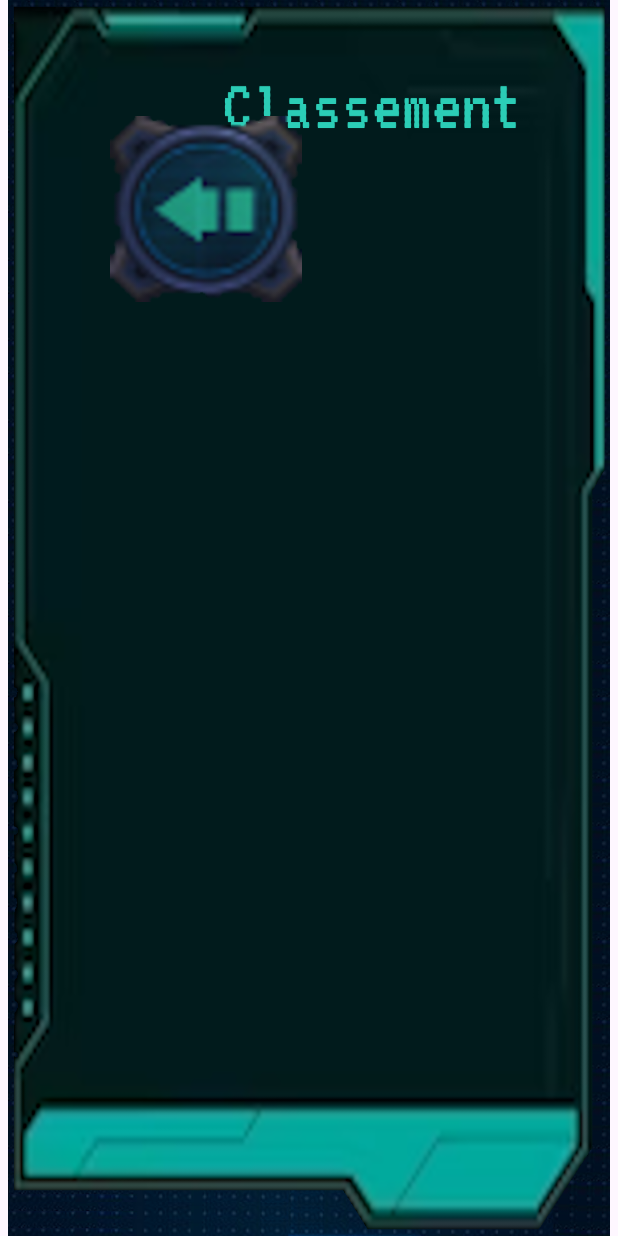
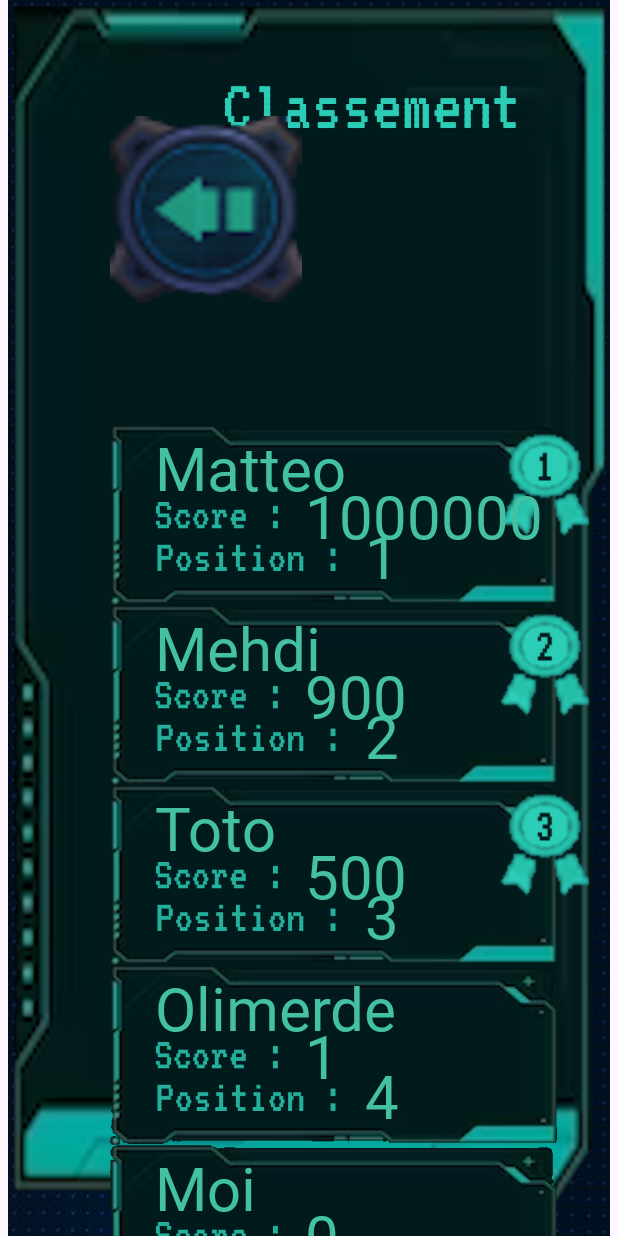
Before and after one commit to ChoumaxGames/cosmic-clicker-frontend, an Android app: the RankingActivity screen opened directly, with no data from a screen before it, on a phone screen of 412 x 824 dp. Run offline under Robolectric (Android 15) with nearby library versions, the phone set to English and light mode, and no system bars.

Commit message:
Add classement

```diff
--- a/app/src/main/java/fr/matteo_appmob/myapplication/RankingActivity.java
+++ b/app/src/main/java/fr/matteo_appmob/myapplication/RankingActivity.java
@@ -7,10 +7,11 @@ import android.content.Intent;
 import android.os.Bundle;
 import android.view.View;
 import android.widget.ImageView;
+import android.widget.LinearLayout;
 
 public class RankingActivity extends AppCompatActivity {
 
-    private ConstraintLayout rankingLayout;
+    private LinearLayout listRanking;
 
     @Override
     protected void onCreate(Bundle savedInstanceState) {
@@ -20,9 +21,15 @@ public class RankingActivity extends AppCompatActivity {
         int UI_OPTIONS = View.SYSTEM_UI_FLAG_HIDE_NAVIGATION | View.SYSTEM_UI_FLAG_FULLSCREEN | View.SYSTEM_UI_FLAG_LAYOUT_STABLE | View.SYSTEM_UI_FLAG_IMMERSIVE_STICKY | View.SYSTEM_UI_FLAG_LAYOUT_HIDE_NAVIGATION;
         getWindow().getDecorView().setSystemUiVisibility(UI_OPTIONS);
 
-        this.rankingLayout = findViewById(R.id.activity_ranking);
+        this.listRanking = findViewById(R.id.list_ranking);
 
-
+        listRanking.addView(new RankingView(getApplicationContext(), "Matteo", 1, 1_000_000));
+        listRanking.addView(new RankingView(getApplicationContext(), "Mehdi", 2, 900));
+        listRanking.addView(new RankingView(getApplicationContext(), "Toto", 3, 500));
+        listRanking.addView(new RankingView(getApplicationContext(), "Olimerde", 4, 1));
+        listRanking.addView(new RankingView(getApplicationContext(), "Moi", 5, 0));
+        listRanking.addView(new RankingView(getApplicationContext(), "Tata", 6, 0));
+        listRanking.addView(new RankingView(getApplicationContext(), "Test", 7, 0));
 
         ImageView btnExit = findViewById(R.id.btn_exit_ranking);
         btnExit.setOnClickListener(new View.OnClickListener() {
--- /dev/null
+++ b/app/src/main/java/fr/matteo_appmob/myapplication/RankingView.java
@@ -0,0 +1,39 @@
+package fr.matteo_appmob.myapplication;
+
+import android.content.Context;
+import android.widget.ImageView;
+import android.widget.TextView;
+
+import androidx.constraintlayout.widget.ConstraintLayout;
+
+public class RankingView extends ConstraintLayout {
+
+
+    public RankingView(Context context, String name, int position, int score) {
+        super(context);
+
+        ConstraintLayout layout = (ConstraintLayout) inflate(context, R.layout.template_user_ranking, null);
+        ((ImageView) layout.findViewById(R.id.user_ranking_image)).setImageResource(R.drawable.user_ranking);
+
+        switch (position) {
+            case 1:
+                ((ImageView) layout.findViewById(R.id.user_ranking_medal)).setImageResource(R.drawable.ranking_medaile_1);
+                break;
+            case 2:
+                ((ImageView) layout.findViewById(R.id.user_ranking_medal)).setImageResource(R.drawable.ranking_medaile_2);
+                break;
+            case 3:
+                ((ImageView) layout.findViewById(R.id.user_ranking_medal)).setImageResource(R.drawable.ranking_medaile_3);
+                break;
+            default:
+                ((ImageView) layout.findViewById(R.id.user_ranking_medal)).setVisibility(INVISIBLE);
+                break;
+        }
+
+        ((TextView) layout.findViewById(R.id.user_ranking_name)).setText(name);
+        ((TextView) layout.findViewById(R.id.user_ranking_rank)).setText(String.valueOf(position));
+        ((TextView) layout.findViewById(R.id.user_ranking_score)).setText(String.valueOf(score));
+
+        this.addView(layout);
+    }
+}
--- a/app/src/main/res/layout/activity_ranking.xml
+++ b/app/src/main/res/layout/activity_ranking.xml
@@ -3,7 +3,6 @@
     xmlns:android="http://schemas.android.com/apk/res/android"
     xmlns:tools="http://schemas.android.com/tools"
     xmlns:app="http://schemas.android.com/apk/res-auto"
-    android:id="@+id/activity_ranking"
     android:layout_width="match_parent"
     android:layout_height="match_parent"
     tools:context=".RankingActivity">
@@ -35,6 +34,7 @@
   app:layout_constraintStart_toStartOf="parent" >
 
     <LinearLayout
+        android:id="@+id/list_ranking"
         android:layout_width="match_parent"
         android:layout_height="match_parent"
         android:orientation="vertical" />
--- /dev/null
+++ b/app/src/main/res/layout/template_user_ranking.xml
@@ -0,0 +1,68 @@
+<?xml version="1.0" encoding="utf-8"?>
+<androidx.constraintlayout.widget.ConstraintLayout
+    xmlns:android="http://schemas.android.com/apk/res/android"
+    xmlns:app="http://schemas.android.com/apk/res-auto"
+    android:layout_width="wrap_content"
+    android:layout_height="130dp"
+    android:id="@+id/user_ranking_template">
+
+    <ImageView
+        android:id="@+id/user_ranking_image"
+        android:layout_width="298dp"
+        android:layout_height="120dp"
+        app:srcCompat="@drawable/user_ranking"
+        android:layout_marginTop="0dp"
+        android:layout_marginStart="0dp"
+        app:layout_constraintTop_toTopOf="parent"
+        app:layout_constraintStart_toStartOf="parent"/>
+
+    <ImageView
+        android:id="@+id/user_ranking_medal"
+        android:layout_width="90px"
+        android:layout_height="120px"
+        app:srcCompat="@drawable/ranking_medaile_1"
+        android:layout_marginTop="0dp"
+        android:layout_marginStart="260dp"
+        app:layout_constraintTop_toTopOf="parent"
+        app:layout_constraintStart_toStartOf="parent"/>
+
+    <TextView
+        android:id="@+id/user_ranking_name"
+        android:layout_width="wrap_content"
+        android:layout_height="wrap_content"
+        android:text=""
+        android:textSize="40sp"
+        android:textColor="@color/blue"
+        android:layout_marginTop="1dp"
+        android:layout_marginStart="30dp"
+        app:layout_constraintTop_toTopOf="parent"
+        app:layout_constraintStart_toStartOf="parent"
+        android:fontFamily="@font/vt323"/>
+
+    <TextView
+        android:id="@+id/user_ranking_score"
+        android:layout_width="wrap_content"
+        android:layout_height="wrap_content"
+        android:text=""
+        android:textSize="40sp"
+        android:textColor="@color/blue"
+        android:layout_marginTop="33dp"
+        android:layout_marginStart="130dp"
+        app:layout_constraintTop_toTopOf="parent"
+        app:layout_constraintStart_toStartOf="parent"
+        android:fontFamily="@font/vt323"/>
+
+    <TextView
+        android:id="@+id/user_ranking_rank"
+        android:layout_width="wrap_content"
+        android:layout_height="wrap_content"
+        android:text=""
+        android:textSize="40sp"
+        android:textColor="@color/blue"
+        android:layout_marginTop="60dp"
+        android:layout_marginStart="170dp"
+        app:layout_constraintTop_toTopOf="parent"
+        app:layout_constraintStart_toStartOf="parent"
+        android:fontFamily="@font/vt323"/>
+
+</androidx.constraintlayout.widget.ConstraintLayout>
```
Also changed, not shown: app/src/main/res/drawable/ranking_medaile_1.png (added), app/src/main/res/drawable/ranking_medaile_2.png (added), app/src/main/res/drawable/ranking_medaile_3.png (added), app/src/main/res/drawable/user_ranking.png (added).
